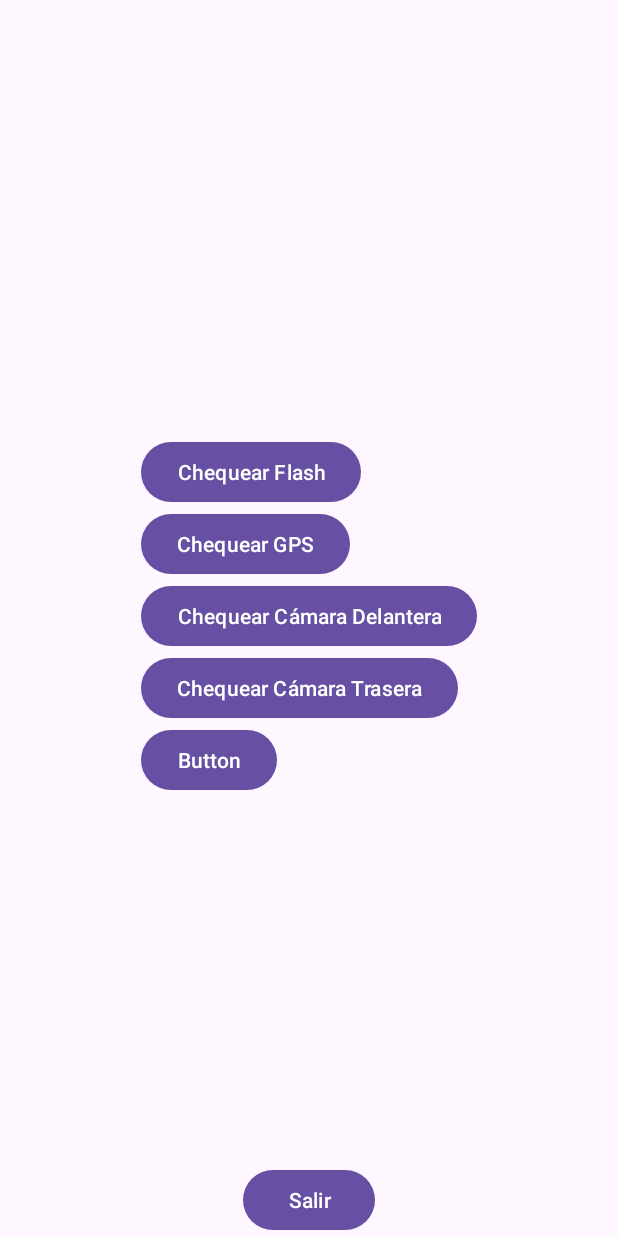
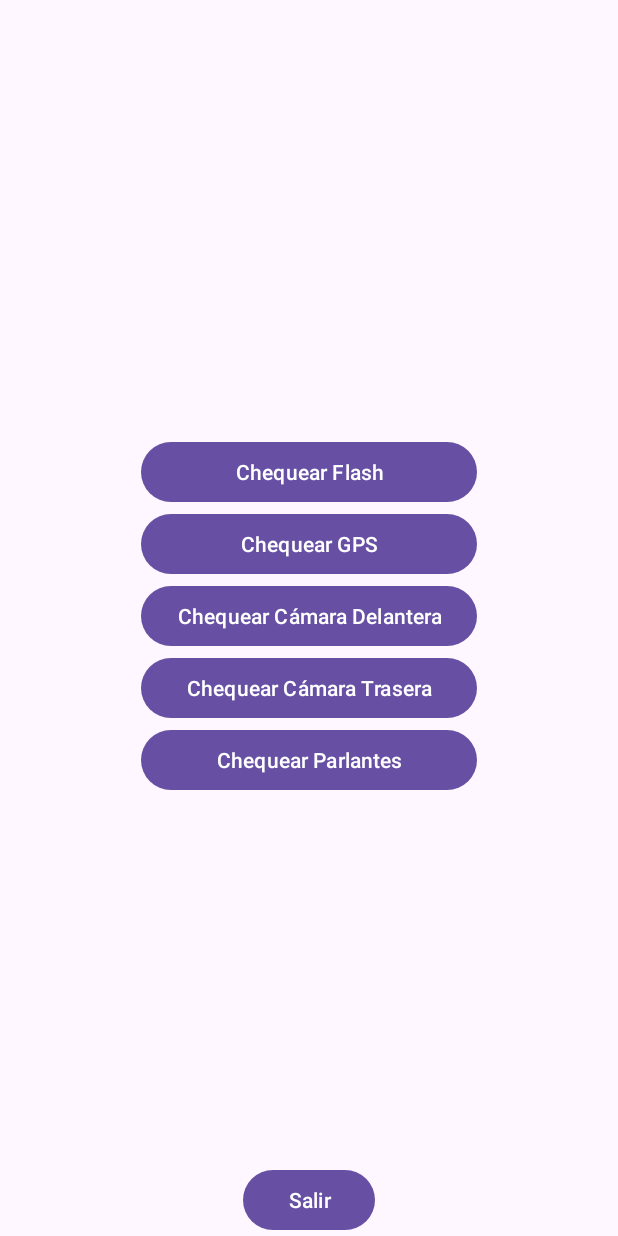
Before and after one commit to MartinDS38/AppChequeoDeFunciones, an Android app: the screen it shows after launch (MainActivity), on a phone screen of 412 x 824 dp. Run offline under Robolectric (Android 15) with nearby library versions, the phone set to English and light mode, and no system bars.

Commit message:
Se agregó funcionalidad de chequeo de parlantes
Se hicieron minimos cambios esteticos

```diff
--- a/app/src/main/AndroidManifest.xml
+++ b/app/src/main/AndroidManifest.xml
@@ -18,6 +18,9 @@
         android:supportsRtl="true"
         android:theme="@style/Theme.ChequeoDeFunciones"
         tools:targetApi="31">
+        <activity
+            android:name=".ChequearParlantes"
+            android:exported="false" />
         <activity
             android:name=".ChequearGPS"
             android:exported="false"
--- a/app/src/main/java/com/example/chequeodefunciones/MainActivity.kt
+++ b/app/src/main/java/com/example/chequeodefunciones/MainActivity.kt
@@ -18,6 +18,7 @@ class MainActivity : AppCompatActivity() {
         val bCamDel : Button = findViewById(R.id.bCamDel)
         val bCamTras : Button = findViewById(R.id.bCamTras)
         val bGPS : Button = findViewById(R.id.bGPS)
+        val bParlantes : Button = findViewById(R.id.bParlantes)
 
         bFlash.setOnClickListener {
             val irFlash : Intent = Intent(this, ChequeoFlash::class.java)
@@ -39,6 +40,11 @@ class MainActivity : AppCompatActivity() {
             startActivity(irCamTras)
         }
 
+        bParlantes.setOnClickListener {
+            val irParlantes = Intent(this, ChequearParlantes::class.java)
+            startActivity(irParlantes)
+        }
+
         bSalir.setOnClickListener {
             exitProcess(0)
         }
--- a/app/src/main/res/layout/activity_main.xml
+++ b/app/src/main/res/layout/activity_main.xml
@@ -18,7 +18,7 @@
 
         <Button
             android:id="@+id/bFlash"
-            android:layout_width="wrap_content"
+            android:layout_width="match_parent"
             android:layout_height="wrap_content"
             android:text="Chequear Flash"
             tools:layout_editor_absoluteX="160dp"
@@ -26,7 +26,7 @@
 
         <Button
             android:id="@+id/bGPS"
-            android:layout_width="wrap_content"
+            android:layout_width="match_parent"
             android:layout_height="wrap_content"
             android:text="Chequear GPS"
             tools:layout_editor_absoluteX="159dp"
@@ -34,7 +34,7 @@
 
         <Button
             android:id="@+id/bCamDel"
-            android:layout_width="wrap_content"
+            android:layout_width="match_parent"
             android:layout_height="wrap_content"
             android:text="Chequear Cámara Delantera"
             tools:layout_editor_absoluteX="159dp"
@@ -42,17 +42,17 @@
 
         <Button
             android:id="@+id/bCamTras"
-            android:layout_width="wrap_content"
+            android:layout_width="match_parent"
             android:layout_height="wrap_content"
             android:text="Chequear Cámara Trasera"
             tools:layout_editor_absoluteX="159dp"
             tools:layout_editor_absoluteY="204dp" />
 
         <Button
-            android:id="@+id/button5"
-            android:layout_width="wrap_content"
+            android:id="@+id/bParlantes"
+            android:layout_width="match_parent"
             android:layout_height="wrap_content"
-            android:text="Button"
+            android:text="Chequear Parlantes"
             tools:layout_editor_absoluteX="160dp"
             tools:layout_editor_absoluteY="257dp" />
     </LinearLayout>
```
Also changed, not shown: app/src/main/java/com/example/chequeodefunciones/ChequearParlantes.kt (added, +49 -0 lines), app/src/main/res/layout/activity_chequear_parlantes.xml (added, +33 -0 lines), 1 other file.
